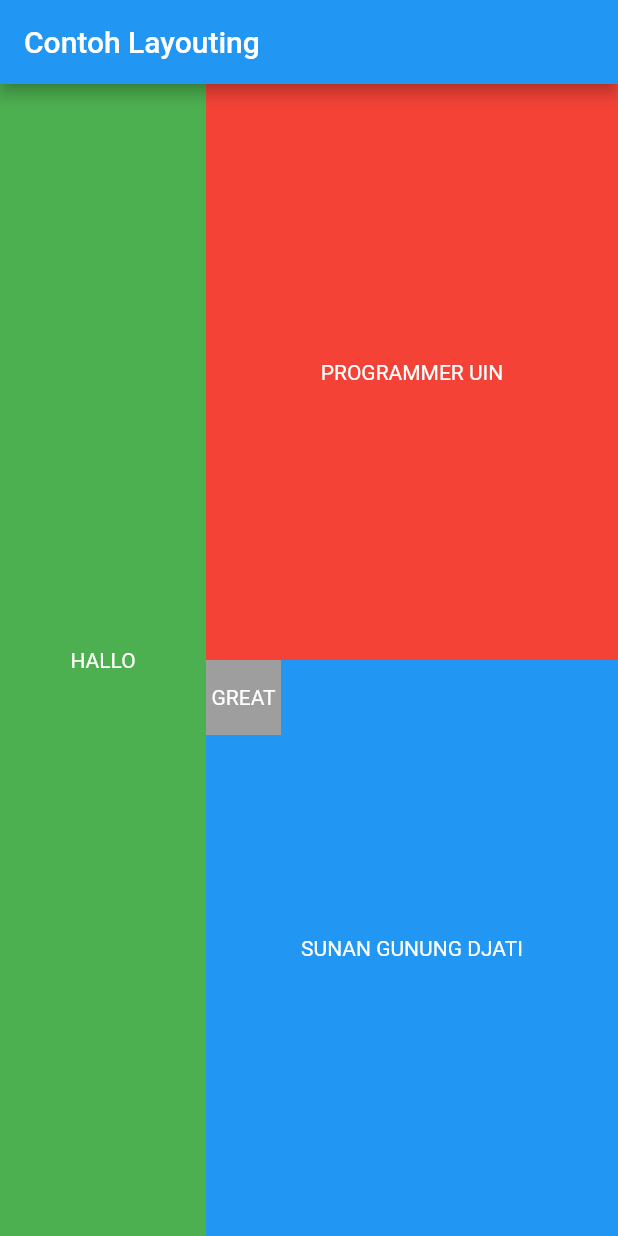
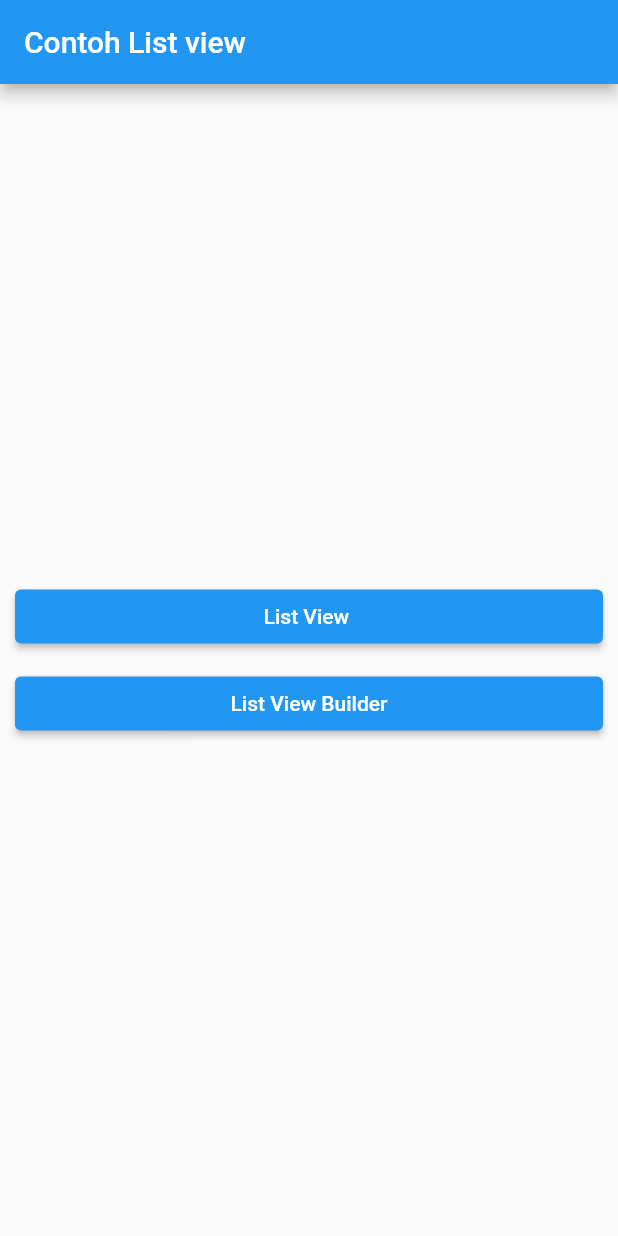
Before and after one commit to ridfadil/modul_praktikum_layout, a Flutter app: the screen it shows after launch, on a phone screen of 412 x 824 dp. Run offline on Flutter 3.47's test engine with Material 2 defaults, Android fonts, the phone set to English and light mode, and no system bars.

```diff
--- a/lib/main.dart
+++ b/lib/main.dart
@@ -1,3 +1,153 @@
+import 'package:flutter/material.dart';
+import 'package:latihan_layout/item_list.dart';
+import 'package:latihan_layout/list_view.dart';
+import 'package:latihan_layout/list_view_builder.dart';
+import 'package:latihan_layout/model.dart';
+
+void main(){
+  runApp(
+    const MaterialApp(
+    home: ListViewBase(),
+    debugShowCheckedModeBanner: false,
+  ),);
+}
+
+class ListViewBase extends StatefulWidget {
+  const ListViewBase({Key? key}) : super(key: key);
+
+  @override
+  State<ListViewBase> createState() => _ListViewBaseState();
+}
+
+class _ListViewBaseState extends State<ListViewBase> {
+  List<DataMhs> listMhs = [];
+
+  @override
+  void initState() {
+    listMhs.add(DataMhs(nama: 'Farid Padilah',kelas: 'IF-A',nim: '52355745'));
+    for(int a=0;a<100;a++) {
+      listMhs.add(DataMhs(nama: 'Mugiwara $a',kelas: 'IF-$a',nim: '123456$a'));
+    }
+    super.initState();
+  }
+
+  @override
+  Widget build(BuildContext context) {
+    return Scaffold(
+      appBar: AppBar(
+          title : const Text('Contoh List view')
+      ),
+      body: SafeArea(
+        child: Column(
+          mainAxisAlignment: MainAxisAlignment.center,
+          children: [
+            Container(
+              margin: const EdgeInsets.symmetric(horizontal: 10),
+              child: Row(
+                children: [
+                  Expanded(
+                    child: ElevatedButton(
+                      onPressed: () {
+                        Navigator.push(
+                          context,
+                          MaterialPageRoute(builder: (context) => const ListViews()),
+                        );
+                      },
+                      child: const Text('List View '),
+                    ),
+                  ),
+                ],
+              ),
+            ),
+            const SizedBox(height: 10),
+            Container(
+              margin: const EdgeInsets.symmetric(horizontal: 10),
+              child: Row(
+                children: [
+                  Expanded(
+                    child: ElevatedButton(
+                      onPressed: () {
+                        Navigator.push(
+                          context,
+                          MaterialPageRoute(builder: (context) => const ListViewsBuilder()),
+                        );
+                      },
+                      child: const Text('List View Builder'),
+                    ),
+                  ),
+                ],
+              ),
+            ),
+          ],
+        )
+      ),
+    );
+  }
+}
+
+
+
+
+
+
+
+
+
+
+
+
+
+
+
+
+
+
+
+
+
+
+
+
+
+
+
+
+
+
+
+
+
+
+
+
+
+
+
+
+
+
+
+
+
+
+
+
+
+
+
+
+
+
+
+
+
+
+
+
+
+
+
+/*
 import 'package:flutter/material.dart';
 
 void main(){
@@ -73,7 +223,5 @@ class _LayoutingState extends State<Layouting> {
       ),
     );
   }
-
-
-
 }
+*/
--- /dev/null
+++ b/lib/model.dart
@@ -0,0 +1,6 @@
+class DataMhs{
+  DataMhs({this.nama,this.nim,this.kelas});
+  String? nama;
+  String? kelas;
+  String? nim;
+}
```
Also changed, not shown: lib/item_list.dart (added, +36 -0 lines), lib/list_view.dart (added, +38 -0 lines), lib/list_view_builder.dart (added, +48 -0 lines), 1 other file.
